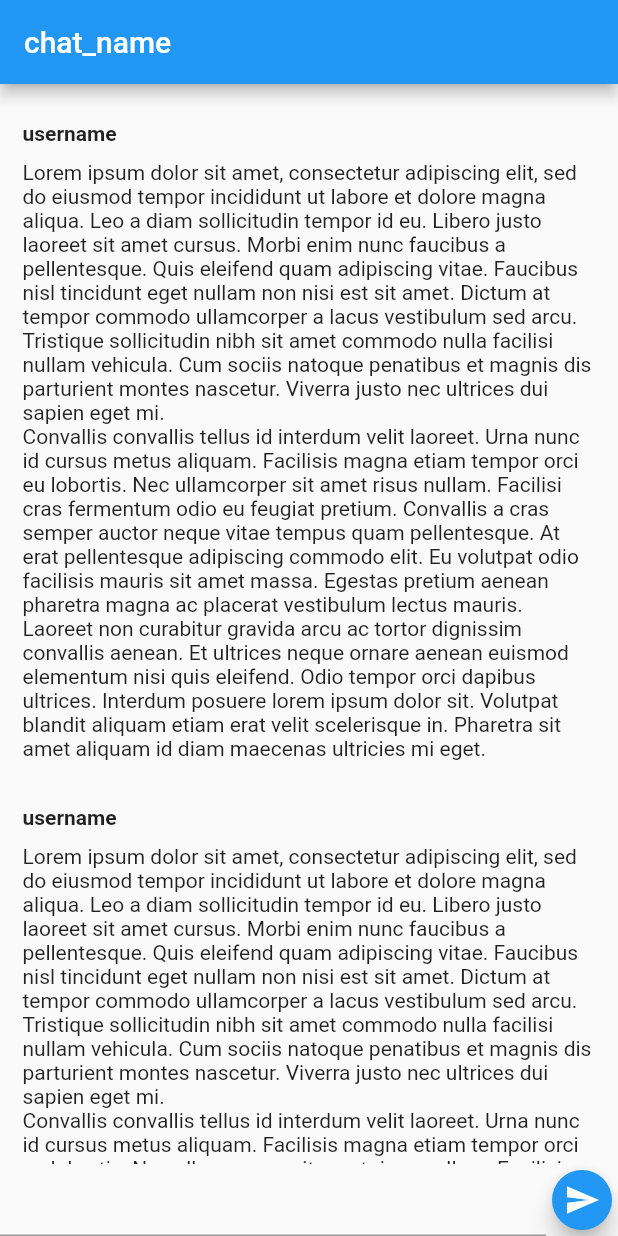
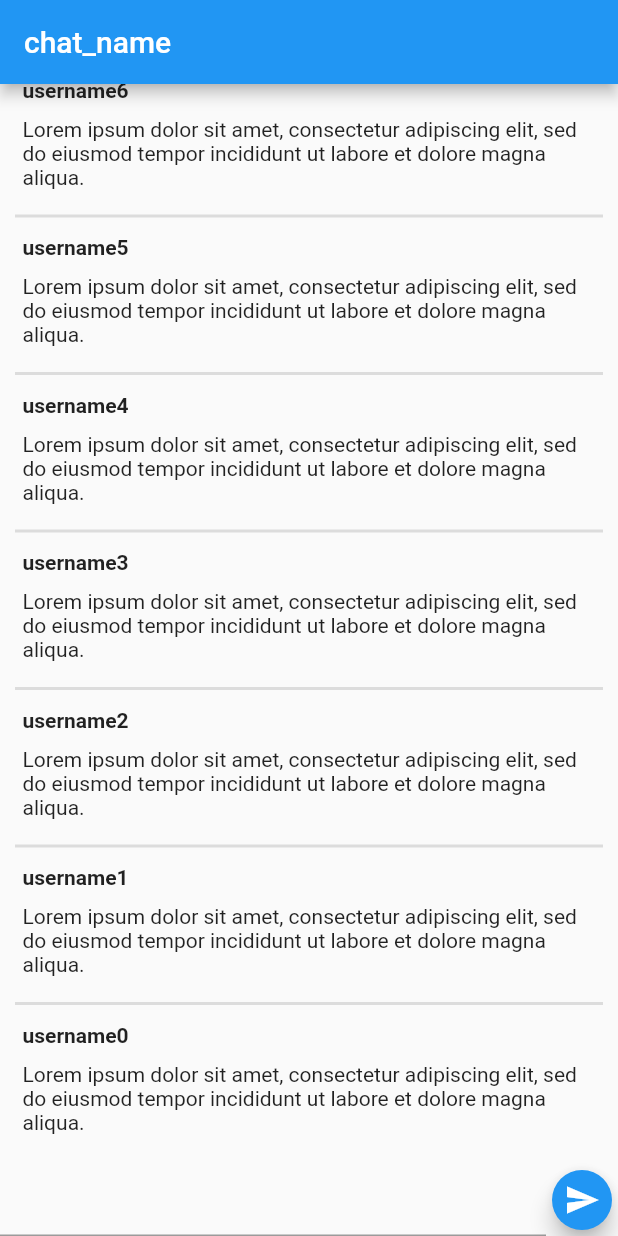
Before and after one commit to afonsoafonsoafonso/bird-chat, a Flutter app: the screen it shows after launch, on a phone screen of 412 x 824 dp. Run offline on Flutter 3.47's test engine with Material 2 defaults, Android fonts, the phone set to English and light mode, and no system bars.

Commit message:
infinite scrolling messages

```diff
--- a/bird_chat/lib/ChatPage.dart
+++ b/bird_chat/lib/ChatPage.dart
@@ -71,45 +71,67 @@ class MessageList extends StatefulWidget {
 
 class _MessageListState extends State<MessageList> {
 
-  final lorem = "Lorem ipsum dolor sit amet, consectetur adipiscing elit, sed do eiusmod tempor incididunt ut labore et dolore magna aliqua. Leo a diam sollicitudin tempor id eu. Libero justo laoreet sit amet cursus. Morbi enim nunc faucibus a pellentesque. Quis eleifend quam adipiscing vitae. Faucibus nisl tincidunt eget nullam non nisi est sit amet. Dictum at tempor commodo ullamcorper a lacus vestibulum sed arcu. Tristique sollicitudin nibh sit amet commodo nulla facilisi nullam vehicula. Cum sociis natoque penatibus et magnis dis parturient montes nascetur. Viverra justo nec ultrices dui sapien eget mi.\nConvallis convallis tellus id interdum velit laoreet. Urna nunc id cursus metus aliquam. Facilisis magna etiam tempor orci eu lobortis. Nec ullamcorper sit amet risus nullam. Facilisi cras fermentum odio eu feugiat pretium. Convallis a cras semper auctor neque vitae tempus quam pellentesque. At erat pellentesque adipiscing commodo elit. Eu volutpat odio facilisis mauris sit amet massa. Egestas pretium aenean pharetra magna ac placerat vestibulum lectus mauris. Laoreet non curabitur gravida arcu ac tortor dignissim convallis aenean. Et ultrices neque ornare aenean euismod elementum nisi quis eleifend. Odio tempor orci dapibus ultrices. Interdum posuere lorem ipsum dolor sit. Volutpat blandit aliquam etiam erat velit scelerisque in. Pharetra sit amet aliquam id diam maecenas ultricies mi eget.";
+  final scrollController = new ScrollController();
+  final lorem = "Lorem ipsum dolor sit amet, consectetur adipiscing elit, sed do eiusmod tempor incididunt ut labore et dolore magna aliqua.";
 
-  Widget _buildMessageCard() {
+  final messages = <String>[];
+
+  @override
+  void initState() {
+    super.initState();
+    _populateMessages();
+  }
+
+  Widget _buildMessageCard(int i, String text) {
     return Container(
-      margin: EdgeInsets.symmetric(vertical: 10, horizontal: 5),
+      margin: EdgeInsets.symmetric(vertical: 5, horizontal: 5),
       child: Column(
         crossAxisAlignment: CrossAxisAlignment.start,
         children: <Widget>[
           Container(
-            margin: EdgeInsets.symmetric(vertical: 5, horizontal: 0),
-            child: Text("username", style: TextStyle(
+            margin: EdgeInsets.only(bottom: 5),
+            child: Text("username$i", style: TextStyle(
 
               fontWeight: FontWeight.bold,
             ),),
           ),
           Container(
             margin: EdgeInsets.symmetric(vertical: 5, horizontal: 0),
-            child: Text("$lorem"),
+            child: Text("$text"),
           )
         ],
       ),
     );
   }
 
-  List<Widget> _buildMessages() {
-    List<Widget> list = [];
+  void _populateMessages() {
     for (int i = 0; i < 10; i++) {
-      list.add(_buildMessageCard());
+      messages.add(lorem);
     }
-    return list;
   }
 
   @override
   Widget build(BuildContext context) {
     return Flexible(
-      child: ListView(
+      child: ListView.builder(
+        controller: scrollController,
         scrollDirection: Axis.vertical,
+        reverse: true,
         padding: EdgeInsets.all(10),
-        children: _buildMessages(),
+        itemBuilder: (context,i) {
+          if (i % 2 == 1) {
+            return Divider(
+              thickness: 2,
+            );
+          }
+
+          int index = i ~/ 2;
+          if (index >= messages.length) {
+            _populateMessages();
+          }
+
+          return _buildMessageCard(index, messages[index]);
+        },
       ),
     );
   }
```
Also changed, not shown: 1 other file.
